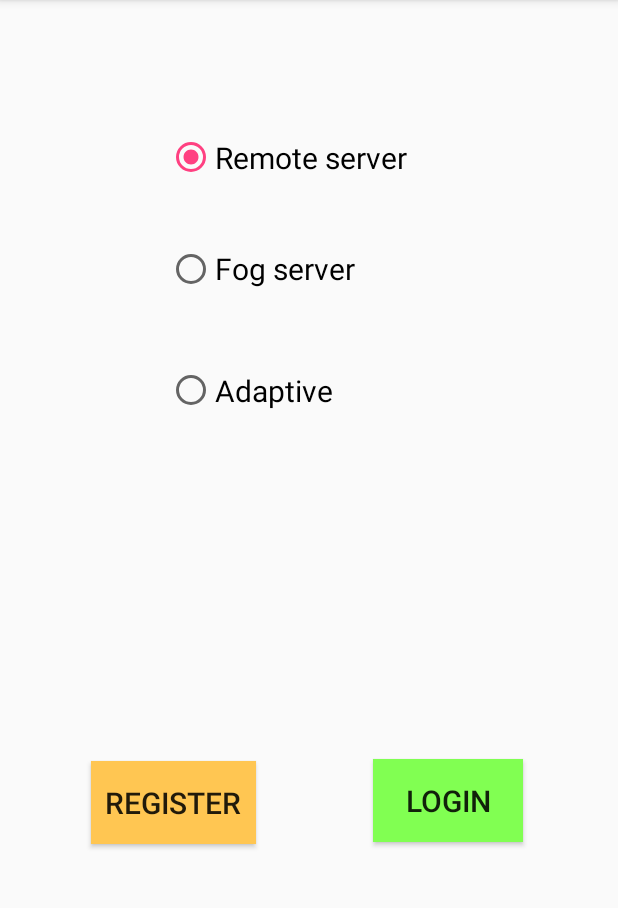
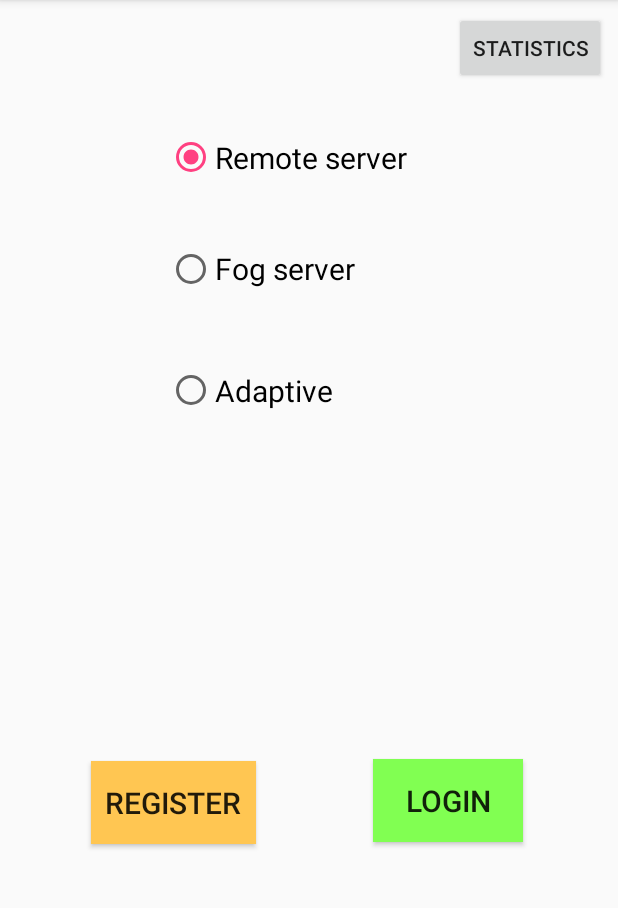
Before and after one commit to lioujheyu/cse535_BrainNet, an Android app: the screen it shows after launch (MainActivity), on a phone screen of 412 x 824 dp, the part 84-992 px from its top. Run offline under Robolectric (Android 15) with nearby library versions, the phone set to English and light mode, and no system bars.

Commit message:
Add statistics button

```diff
--- a/Project/app/src/main/java/group7/project/MainActivity.java
+++ b/Project/app/src/main/java/group7/project/MainActivity.java
@@ -121,7 +121,7 @@ public class MainActivity extends AppCompatActivity {
 
 
     public Toast mToast;
-    private Button registerbutton, loginbutton;
+    private Button registerbutton, loginbutton, statisticsbutton;
     private RadioGroup radioGroup;
     private String serverchoose;
     public int serverType;
@@ -298,6 +298,7 @@ public class MainActivity extends AppCompatActivity {
 
         registerbutton = (Button) findViewById(R.id.button);
         loginbutton = (Button) findViewById(R.id.button2);
+        statisticsbutton = (Button) findViewById(R.id.button5);
 
         radioGroup = (RadioGroup) findViewById(R.id.radioGroup);
         radioGroup.check(R.id.radioButton2);
@@ -368,6 +369,12 @@ public class MainActivity extends AppCompatActivity {
                 jump_to_login_server(serverType);
             }
         });
+        statisticsbutton.setOnClickListener(new View.OnClickListener() {
+            @Override
+            public void onClick(View v) {
+
+            }
+        });
     }
 
 }
--- a/Project/app/src/main/res/layout/activity_main.xml
+++ b/Project/app/src/main/res/layout/activity_main.xml
@@ -76,5 +76,15 @@
             android:textSize="20dp" />
     </RadioGroup>
 
+    <Button
+        android:id="@+id/button5"
+        android:layout_width="wrap_content"
+        android:layout_height="wrap_content"
+        android:text="statistics"
+        app:layout_constraintTop_toTopOf="parent"
+        android:layout_marginTop="8dp"
+        android:layout_marginRight="8dp"
+        app:layout_constraintRight_toRightOf="parent" />
+
 
 </android.support.constraint.ConstraintLayout>
```
